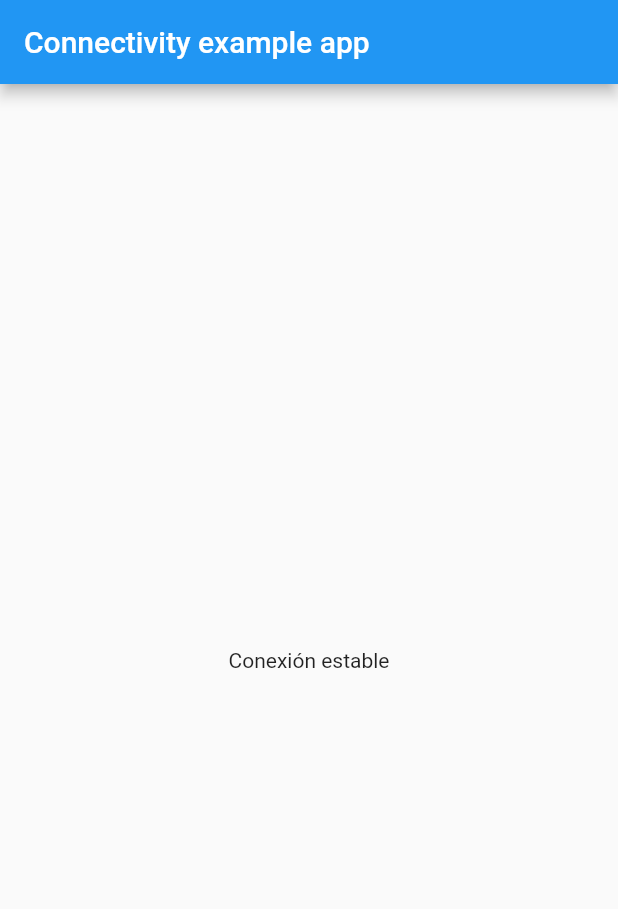
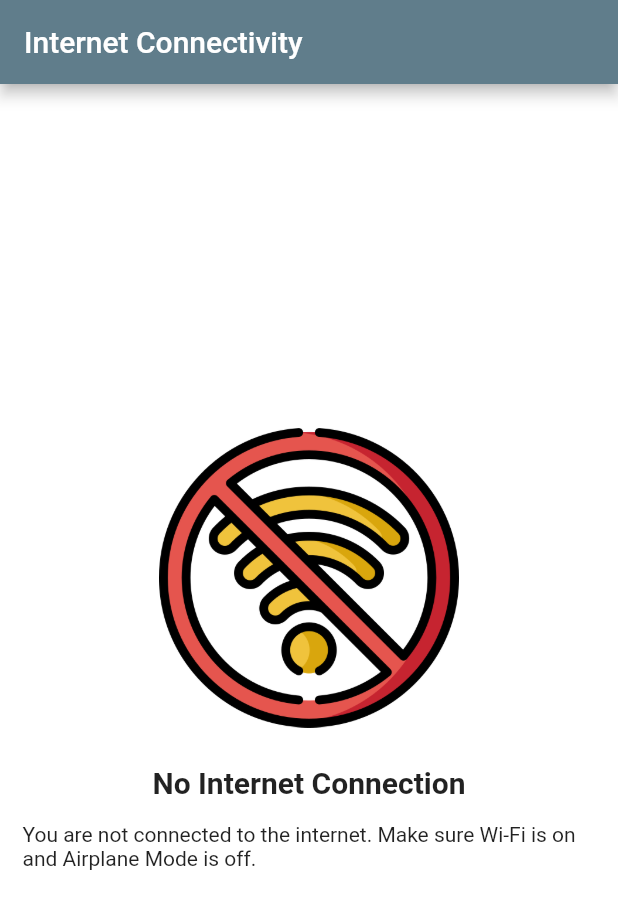
Before and after one commit to ManuelaGar/conecty_app, a Flutter app: the screen it shows after launch, on a phone screen of 412 x 824 dp. Shown: the top 909 px of the screen. Run offline on Flutter 3.47's test engine with Material 2 defaults, Android fonts, the phone set to English and light mode, and no system bars; our stand-ins replace connectivity.

Commit message:
Try to get connectivity status, to test in real phone

```diff
--- /dev/null
+++ b/lib/connectivity_provider.dart
@@ -0,0 +1,57 @@
+import 'dart:io';
+
+import 'package:connectivity/connectivity.dart';
+import 'package:flutter/material.dart';
+import 'package:flutter/services.dart';
+
+class ConnectivityProvider with ChangeNotifier {
+  Connectivity _connectivity = new Connectivity();
+
+  bool _isOnline;
+  bool get isOnline => _isOnline;
+
+  startMonitoring() async {
+    await initConnectivity();
+    _connectivity.onConnectivityChanged.listen((result) async {
+      if (result == ConnectivityResult.none) {
+        _isOnline = false;
+        notifyListeners();
+      } else {
+        await _updateConnectionStatus().then((bool isConnected) {
+          _isOnline = isConnected;
+          notifyListeners();
+        });
+      }
+    });
+  }
+
+  Future<void> initConnectivity() async {
+    try {
+      var status = await _connectivity.checkConnectivity();
+      if (status == ConnectivityResult.none) {
+        _isOnline = false;
+        notifyListeners();
+      } else {
+        _isOnline = true;
+        notifyListeners();
+      }
+    } on PlatformException catch (e) {
+      print('PlatformExeption' + e.toString());
+    }
+  }
+
+  Future<bool> _updateConnectionStatus() async {
+    bool isConnected;
+    try {
+      final List<InternetAddress> result =
+          await InternetAddress.lookup('google.com');
+      if (result.isNotEmpty && result[0].rawAddress.isNotEmpty) {
+        isConnected = true;
+      }
+    } on SocketException catch (_) {
+      isConnected = false;
+    }
+
+    return isConnected;
+  }
+}
--- /dev/null
+++ b/lib/home.dart
@@ -0,0 +1,50 @@
+import 'package:conecty_app/connectivity_provider.dart';
+import 'package:conecty_app/no_internet.dart';
+import 'package:provider/provider.dart';
+import 'package:flutter/material.dart';
+
+class Home extends StatefulWidget {
+  @override
+  _HomeState createState() => _HomeState();
+}
+
+class _HomeState extends State<Home> {
+  @override
+  void initState() {
+    super.initState();
+    Provider.of<ConnectivityProvider>(context, listen: false).startMonitoring();
+  }
+
+  Widget pageUI() {
+    return Consumer<ConnectivityProvider>(
+      builder: (context, model, child) {
+        if (model.isOnline != null) {
+          return model.isOnline
+              ? Center(
+                  child: Text(
+                    "Home Page",
+                    style: TextStyle(fontWeight: FontWeight.bold, fontSize: 20),
+                  ),
+                )
+              : NoInternet();
+        }
+        return Container(
+          child: Center(
+            child: CircularProgressIndicator(),
+          ),
+        );
+      },
+    );
+  }
+
+  @override
+  Widget build(BuildContext context) {
+    return Scaffold(
+      appBar: AppBar(
+        title: Text("Internet Connectivity"),
+        backgroundColor: Colors.blueGrey,
+      ),
+      body: pageUI(),
+    );
+  }
+}
--- a/lib/main.dart
+++ b/lib/main.dart
@@ -1,9 +1,7 @@
-import 'dart:async';
-
-import 'package:connectivity/connectivity.dart';
-import 'package:flutter/foundation.dart';
+import 'package:conecty_app/connectivity_provider.dart';
+import 'package:conecty_app/home.dart';
 import 'package:flutter/material.dart';
-import 'package:flutter/services.dart';
+import 'package:provider/provider.dart';
 
 void main() {
   runApp(MyApp());
@@ -12,118 +10,20 @@ void main() {
 class MyApp extends StatelessWidget {
   @override
   Widget build(BuildContext context) {
-    return MaterialApp(
-      title: 'Flutter Demo',
-      theme: ThemeData(
-        primarySwatch: Colors.blue,
+    return MultiProvider(
+      providers: [
+        ChangeNotifierProvider(
+          create: (context) => ConnectivityProvider(),
+          child: Home(),
+        )
+      ],
+      child: MaterialApp(
+        title: 'Flutter Demo',
+        theme: ThemeData(
+          primarySwatch: Colors.blue,
+        ),
+        home: Home(),
       ),
-      home: MyHomePage(title: 'Flutter Demo Home Page'),
     );
   }
 }
-
-class MyHomePage extends StatefulWidget {
-  MyHomePage({Key key, @required this.title}) : super(key: key);
-
-  final String title;
-
-  @override
-  _MyHomePageState createState() => _MyHomePageState();
-}
-
-class _MyHomePageState extends State<MyHomePage> {
-  String _connectionStatus = 'Unknown';
-  final Connectivity _connectivity = Connectivity();
-  StreamSubscription<ConnectivityResult> _connectivitySubscription;
-
-  @override
-  void initState() {
-    super.initState();
-    initConnectivity();
-    _connectivitySubscription =
-        _connectivity.onConnectivityChanged.listen(_updateConnectionStatus);
-  }
-
-  @override
-  void dispose() {
-    _connectivitySubscription.cancel();
-    super.dispose();
-  }
-
-  // Platform messages are asynchronous, so we initialize in an async method.
-  Future<void> initConnectivity() async {
-    ConnectivityResult result = ConnectivityResult.none;
-    // Platform messages may fail, so we use a try/catch PlatformException.
-    try {
-      result = await _connectivity.checkConnectivity();
-    } on PlatformException catch (e) {
-      print(e.toString());
-    }
-
-    // If the widget was removed from the tree while the asynchronous platform
-    // message was in flight, we want to discard the reply rather than calling
-    // setState to update our non-existent appearance.
-    if (!mounted) {
-      return Future.value(null);
-    }
-
-    return _updateConnectionStatus(result);
-  }
-
-  @override
-  Widget build(BuildContext context) {
-    return Scaffold(
-      appBar: AppBar(
-        title: const Text('Connectivity example app'),
-      ),
-      body: Center(
-        child: _connectionStatus == 'ConnectivityResult.none'
-            ? AlertDialog(
-                title: Text('Error de conexión'),
-                content: Row(
-                  children: <Widget>[
-                    Icon(
-                      Icons.wifi_off,
-                      color: Colors.red,
-                    ),
-                    SizedBox(
-                      width: 10.0,
-                    ),
-                    Expanded(
-                      child: Text(
-                          'Verifica tu acceso a internet e inténtalo de nuevo'),
-                    ),
-                  ],
-                ),
-                shape: RoundedRectangleBorder(
-                  borderRadius: BorderRadius.all(
-                    Radius.circular(10.0),
-                  ),
-                ),
-                actions: <Widget>[
-                  TextButton(
-                    child: Text('Ok'),
-                    onPressed: () {
-                      Navigator.of(context).pop();
-                    },
-                  ),
-                ],
-              )
-            : Text('Conexión estable'),
-      ),
-    );
-  }
-
-  Future<void> _updateConnectionStatus(ConnectivityResult result) async {
-    switch (result) {
-      case ConnectivityResult.wifi:
-      case ConnectivityResult.mobile:
-      case ConnectivityResult.none:
-        setState(() => _connectionStatus = result.toString());
-        break;
-      default:
-        setState(() => _connectionStatus = 'Failed to get connectivity.');
-        break;
-    }
-  }
-}
--- /dev/null
+++ b/lib/no_internet.dart
@@ -0,0 +1,35 @@
+import 'package:flutter/material.dart';
+
+class NoInternet extends StatelessWidget {
+  @override
+  Widget build(BuildContext context) {
+    return Container(
+      color: Colors.white,
+      child: Column(
+        mainAxisAlignment: MainAxisAlignment.center,
+        crossAxisAlignment: CrossAxisAlignment.center,
+        children: [
+          Container(
+            height: 200,
+            width: 200,
+            margin: EdgeInsets.fromLTRB(0, 0, 0, 25),
+            decoration: BoxDecoration(
+              image: DecorationImage(
+                image: AssetImage("images/no-wifi.png"),
+              ),
+            ),
+          ),
+          Text(
+            "No Internet Connection",
+            style: TextStyle(fontSize: 20, fontWeight: FontWeight.bold),
+          ),
+          Container(
+            padding: EdgeInsets.all(15),
+            child: Text(
+                'You are not connected to the internet. Make sure Wi-Fi is on and Airplane Mode is off.'),
+          ),
+        ],
+      ),
+    );
+  }
+}
--- a/pubspec.yaml
+++ b/pubspec.yaml
@@ -13,7 +13,7 @@ dependencies:
 
   cupertino_icons: ^1.0.2
   provider: ^5.0.0
-  connectivity: ^3.0.3
+  connectivity: ^3.0.6
   flutter_svg: ^0.22.0
   app_settings: 4.1.0
   rflutter_alert: ^2.0.2
```
Also changed, not shown: images/no-wifi.png (added), pubspec.lock.
